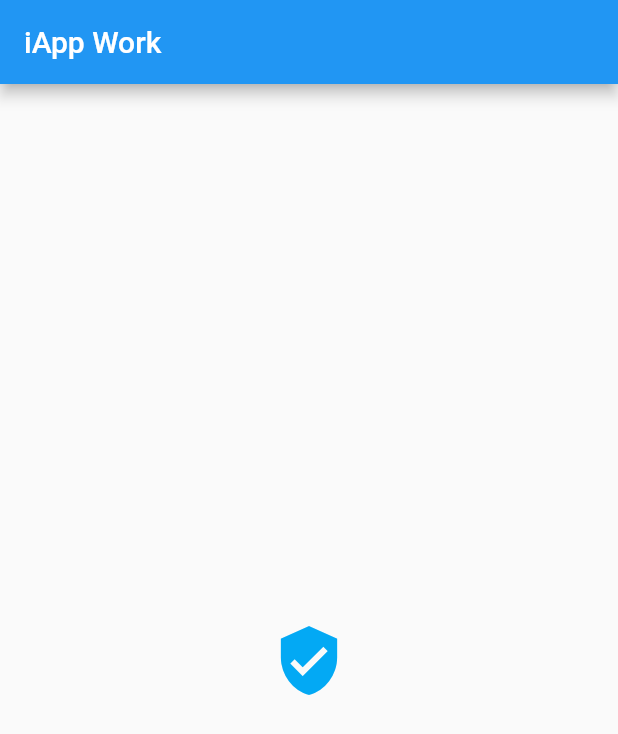
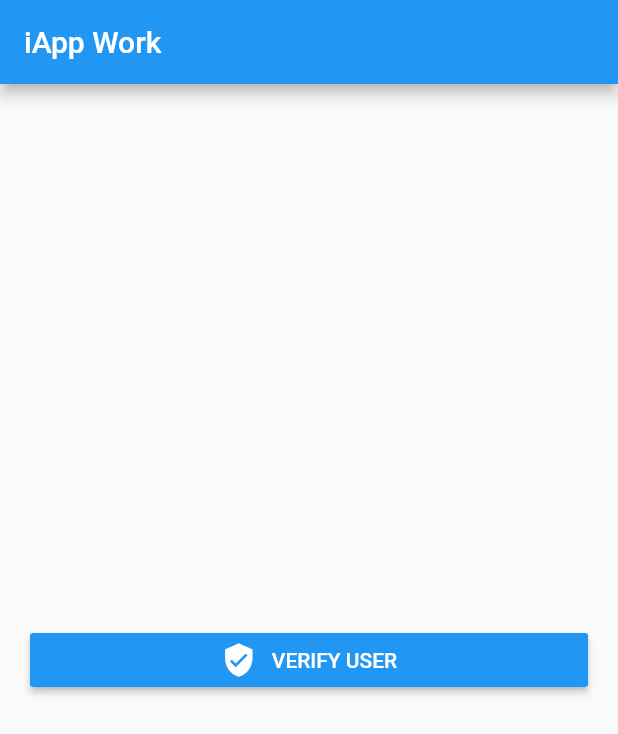
Before and after one commit to CUBETIQ/flutter-classrom-iapp, a Flutter app: the screen it shows after launch, on a phone screen of 412 x 824 dp. Shown: the top 734 px of the screen. Run offline on Flutter 3.47's test engine with Material 2 defaults, Android fonts, the phone set to English and light mode, and no system bars.

Commit message:
add RaisedButton with Icon

```diff
--- a/lib/main.dart
+++ b/lib/main.dart
@@ -15,15 +15,17 @@ class MyApp extends StatelessWidget {
           alignment: Alignment.center,
           child: Padding(
             padding: EdgeInsets.all(20.0),
-            child: IconButton(
-              icon: Icon(Icons.verified_user), // source icon
-              iconSize: 50.0, // icon size for button
-              color: Colors.lightBlue, // button color
-              tooltip: 'Hi, Please click me!', // tooltip when hover on this button
-              disabledColor: Colors.grey, // button color when it's disabled
-              highlightColor: Colors.red, // highlight color when clicked and paused
-              splashColor: Colors.lightGreenAccent, // ripple color
+            child: RaisedButton(
               onPressed: () => {}, // do action
+              color: Colors.blue,
+              child: Row( // create a new row (horizontial)
+                mainAxisAlignment: MainAxisAlignment.center,
+                children: <Widget>[
+                  Icon(Icons.verified_user, color: Colors.white,), // icon class
+                  SizedBox(width: 10,),
+                  Text("Verify User".toUpperCase(), style: TextStyle(color: Colors.white),) // text class
+                ],
+              ),
             )
           )
         ),
```
